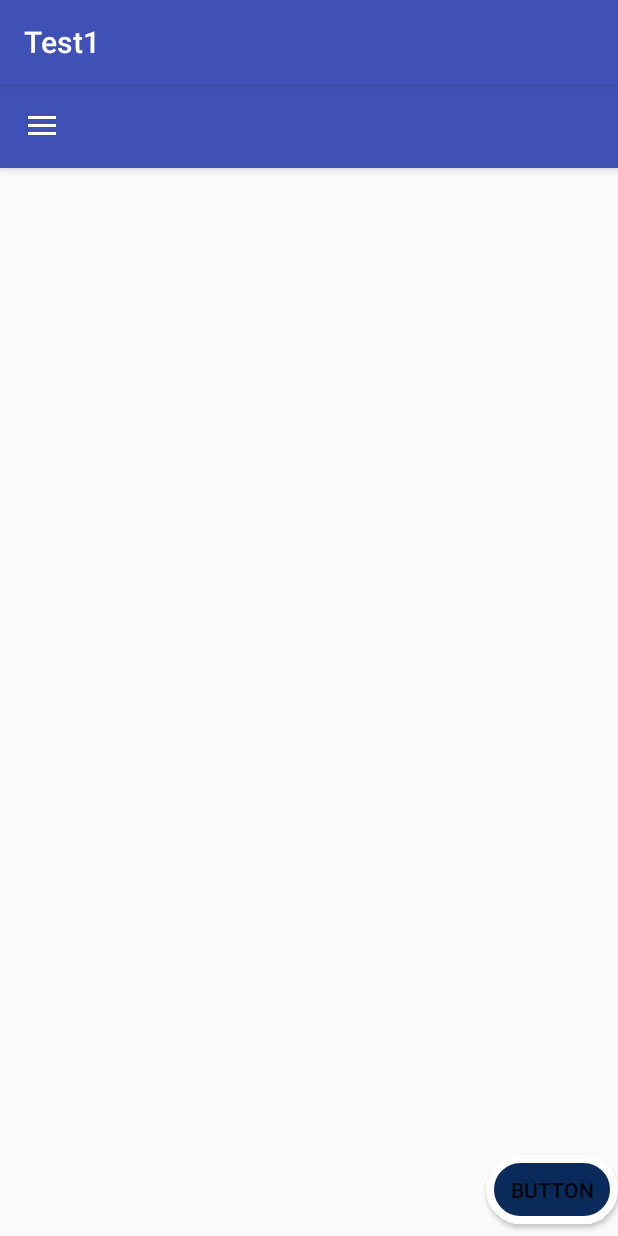
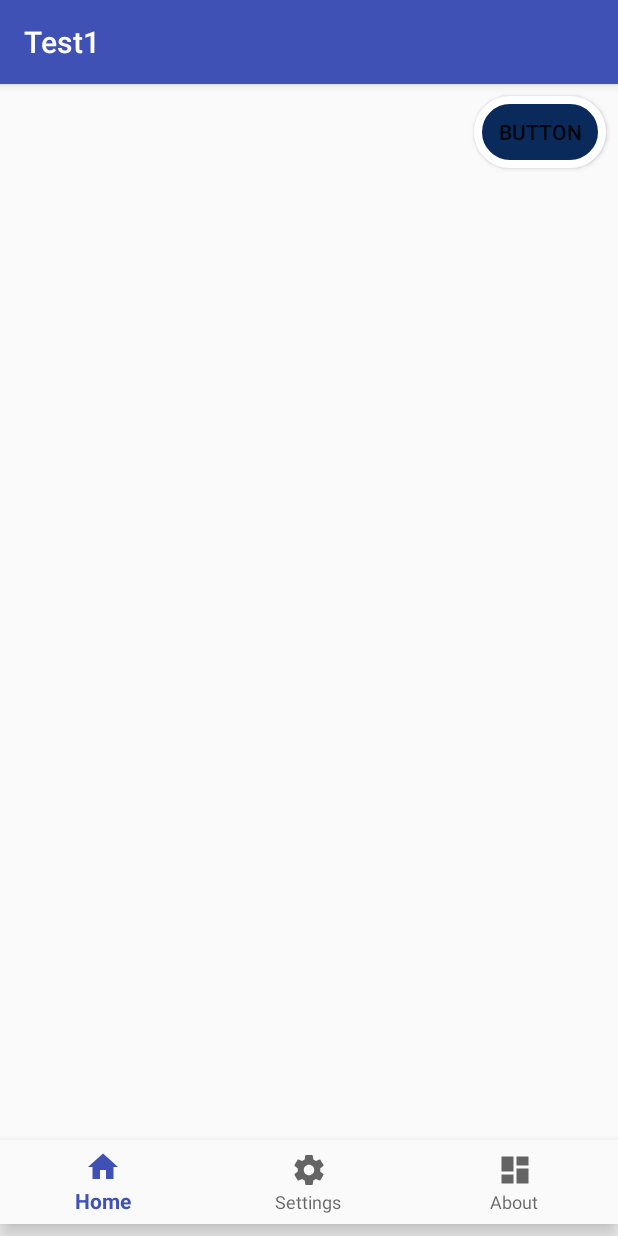
Before and after one commit to Pandomia/AcceleroSound, an Android app: the screen it shows after launch (MainActivity), on a phone screen of 412 x 824 dp. Run offline under Robolectric (Android 15) with nearby library versions, the phone set to English and light mode, and no system bars.

Commit message:
Navigation Changed from side to bottom

```diff
--- a/app/build.gradle
+++ b/app/build.gradle
@@ -20,11 +20,11 @@ android {
 
 dependencies {
     implementation fileTree(dir: 'libs', include: ['*.jar'])
-    implementation 'com.android.support:appcompat-v7:27.1.1'
+    implementation 'com.android.support:appcompat-v7:28.0.0'
 
     implementation 'com.android.support.constraint:constraint-layout:1.1.3'
     testImplementation 'junit:junit:4.12'
     androidTestImplementation 'com.android.support.test:runner:1.0.2'
     androidTestImplementation 'com.android.support.test.espresso:espresso-core:3.0.2'
-    implementation 'com.android.support:design:27.1.1'
+    implementation 'com.android.support:design:28.0.0'
 }
--- /dev/null
+++ b/app/src/main/java/project/testcompany/com/AcceleroSound/HomeFragment.java
@@ -0,0 +1,20 @@
+package project.testcompany.com.AcceleroSound;
+
+import android.os.Bundle;
+import android.support.annotation.NonNull;
+import android.support.annotation.Nullable;
+import android.support.v4.app.Fragment;
+import android.view.LayoutInflater;
+import android.view.View;
+import android.view.ViewGroup;
+
+import project.testcompany.com.test1.R;
+
+public class HomeFragment extends Fragment {
+    @Nullable
+    @Override
+    public View onCreateView(@NonNull LayoutInflater inflater, @Nullable ViewGroup container, @Nullable Bundle savedInstanceState) {
+
+
+    return inflater.inflate(R.layout.fragment_home,container,false);    }
+}
--- a/app/src/main/java/project/testcompany/com/AcceleroSound/MainActivity.java
+++ b/app/src/main/java/project/testcompany/com/AcceleroSound/MainActivity.java
@@ -13,7 +13,9 @@ import android.hardware.SensorManager;
 import android.media.MediaPlayer;
 import android.os.Bundle;
 import android.support.annotation.NonNull;
+import android.support.design.widget.BottomNavigationView;
 import android.support.design.widget.NavigationView;
+import android.support.v4.app.Fragment;
 import android.support.v4.view.GravityCompat;
 import android.support.v4.widget.DrawerLayout;
 import android.support.v7.app.ActionBarDrawerToggle;
@@ -32,7 +34,7 @@ import java.util.Random;
 
 import project.testcompany.com.test1.R;
 
-public class MainActivity extends AppCompatActivity implements NavigationView.OnNavigationItemSelectedListener,SensorEventListener {
+public class MainActivity extends AppCompatActivity implements SensorEventListener/*,NavigationView.OnNavigationItemSelectedListener*/ {
 
     private SensorManager mSensorManager;
     private Sensor mAccelerometer;
@@ -44,20 +46,23 @@ public class MainActivity extends AppCompatActivity implements NavigationView.On
     @Override
     protected void onCreate(Bundle savedInstanceState) {
         super.onCreate(savedInstanceState);
-        requestWindowFeature(Window.FEATURE_NO_TITLE);
+        //requestWindowFeature(Window.FEATURE_NO_TITLE);
+        setContentView(R.layout.activity_main);
+
+        BottomNavigationView bottomNav = findViewById(R.id.bottom_navigation);
+        bottomNav.setOnNavigationItemSelectedListener(navListener);
 
 
-        setContentView(R.layout.activity_main);
-        Toolbar toolbar = findViewById(R.id.toolbar);
 
-        drawer = findViewById(R.id.drawerLayout);
-        NavigationView navigationView = findViewById(R.id.nav_view);
-        navigationView.setNavigationItemSelectedListener(this);
+        /*//Toolbar toolbar = findViewById(R.id.toolbar);
+        //drawer = findViewById(R.id.drawerLayout);
+        //NavigationView navigationView = findViewById(R.id.nav_view);
+        //navigationView.setNavigationItemSelectedListener(this);
 
         ActionBarDrawerToggle toggle = new ActionBarDrawerToggle(this, drawer, toolbar,
                 R.string.navigation_drawer_open, R.string.navigation_drawer_close);
         drawer.addDrawerListener(toggle);
-        toggle.syncState();
+        toggle.syncState();*/
 
 
         //final Button button = findViewById(R.id.button);
@@ -68,10 +73,10 @@ public class MainActivity extends AppCompatActivity implements NavigationView.On
             }
         });*/
 
-        getWindow().setFlags(WindowManager.LayoutParams.FLAG_FULLSCREEN,
+        /*getWindow().setFlags(WindowManager.LayoutParams.FLAG_FULLSCREEN,
                 WindowManager.LayoutParams.FLAG_FULLSCREEN);
         setRequestedOrientation(ActivityInfo.SCREEN_ORIENTATION_PORTRAIT);
-
+        */
         mSensorManager = (SensorManager) getSystemService(SENSOR_SERVICE);
 
         mAccelerometer = mSensorManager.getDefaultSensor(Sensor.TYPE_ACCELEROMETER);
@@ -81,17 +86,47 @@ public class MainActivity extends AppCompatActivity implements NavigationView.On
         mAnimatedView.ring = MediaPlayer.create(MainActivity.this, R.raw.boom);
         mAnimatedView.DeathSound = MediaPlayer.create(MainActivity.this ,R.raw.roblox);
 
+
+
+
+/*
         if (savedInstanceState == null) {
             getSupportFragmentManager().beginTransaction().replace(R.id.fragment_container,
                     new SettingsFragment()).commit();
             navigationView.setCheckedItem(R.id.nav_settings);
-        }
+        }*/
         //View veranderen naar animated
         //setContentView(mAnimatedView);
 
     }
 
+    private BottomNavigationView.OnNavigationItemSelectedListener navListener =
+            new BottomNavigationView.OnNavigationItemSelectedListener(){
+            @Override
+                public boolean onNavigationItemSelected(@NonNull MenuItem item){
 
+                Fragment selectedFragment = null;
+                switch (item.getItemId()){
+                    case R.id.nav_home:
+                        selectedFragment = new HomeFragment();
+                        break;
+
+                    case R.id.nav_settings:
+                        selectedFragment = new HomeFragment();
+                        break;
+                    case R.id.nav_about:
+                        selectedFragment = new HomeFragment();
+                        break;
+                }
+
+                getSupportFragmentManager().beginTransaction().replace(R.id.fragment_container,
+                        selectedFragment).commit();
+                return true;
+            }
+
+            };
+
+/*
     @Override
     public boolean onNavigationItemSelected(@NonNull MenuItem item) {
 
@@ -103,6 +138,7 @@ public class MainActivity extends AppCompatActivity implements NavigationView.On
                 break;
 
             case R.id.test_set:
+                setContentView(mAnimatedView);
                 Toast.makeText(this, "Test", Toast.LENGTH_SHORT).show();
                 break;
 
@@ -110,7 +146,7 @@ public class MainActivity extends AppCompatActivity implements NavigationView.On
         }
         drawer.closeDrawer(GravityCompat.START);
         return true;
-    }
+    }*/
 
     @Override
     public void onBackPressed() {
@@ -122,12 +158,13 @@ public class MainActivity extends AppCompatActivity implements NavigationView.On
         } else {
             super.onBackPressed();
         }*/ //FRAGMENTS <-----!!!!
-
+/*
         if (drawer.isDrawerOpen(GravityCompat.START)) {
             drawer.closeDrawer(GravityCompat.START);
         } else {
             super.onBackPressed();
-        }
+        }*/
+        super.onBackPressed();
 
         //Back press fixen
         //onPause();
--- /dev/null
+++ b/app/src/main/res/drawable/ic_home_black_24dp.xml
@@ -0,0 +1,9 @@
+<vector xmlns:android="http://schemas.android.com/apk/res/android"
+        android:width="24dp"
+        android:height="24dp"
+        android:viewportWidth="24.0"
+        android:viewportHeight="24.0">
+    <path
+        android:fillColor="#FF000000"
+        android:pathData="M10,20v-6h4v6h5v-8h3L12,3 2,12h3v8z"/>
+</vector>
--- /dev/null
+++ b/app/src/main/res/drawable/ic_settings_black_24dp.xml
@@ -0,0 +1,9 @@
+<vector xmlns:android="http://schemas.android.com/apk/res/android"
+        android:width="24dp"
+        android:height="24dp"
+        android:viewportWidth="24.0"
+        android:viewportHeight="24.0">
+    <path
+        android:fillColor="#FF000000"
+        android:pathData="M19.43,12.98c0.04,-0.32 0.07,-0.64 0.07,-0.98s-0.03,-0.66 -0.07,-0.98l2.11,-1.65c0.19,-0.15 0.24,-0.42 0.12,-0.64l-2,-3.46c-0.12,-0.22 -0.39,-0.3 -0.61,-0.22l-2.49,1c-0.52,-0.4 -1.08,-0.73 -1.69,-0.98l-0.38,-2.65C14.46,2.18 14.25,2 14,2h-4c-0.25,0 -0.46,0.18 -0.49,0.42l-0.38,2.65c-0.61,0.25 -1.17,0.59 -1.69,0.98l-2.49,-1c-0.23,-0.09 -0.49,0 -0.61,0.22l-2,3.46c-0.13,0.22 -0.07,0.49 0.12,0.64l2.11,1.65c-0.04,0.32 -0.07,0.65 -0.07,0.98s0.03,0.66 0.07,0.98l-2.11,1.65c-0.19,0.15 -0.24,0.42 -0.12,0.64l2,3.46c0.12,0.22 0.39,0.3 0.61,0.22l2.49,-1c0.52,0.4 1.08,0.73 1.69,0.98l0.38,2.65c0.03,0.24 0.24,0.42 0.49,0.42h4c0.25,0 0.46,-0.18 0.49,-0.42l0.38,-2.65c0.61,-0.25 1.17,-0.59 1.69,-0.98l2.49,1c0.23,0.09 0.49,0 0.61,-0.22l2,-3.46c0.12,-0.22 0.07,-0.49 -0.12,-0.64l-2.11,-1.65zM12,15.5c-1.93,0 -3.5,-1.57 -3.5,-3.5s1.57,-3.5 3.5,-3.5 3.5,1.57 3.5,3.5 -1.57,3.5 -3.5,3.5z"/>
+</vector>
--- a/app/src/main/res/layout/activity_main.xml
+++ b/app/src/main/res/layout/activity_main.xml
@@ -1,7 +1,7 @@
 <?xml version="1.0" encoding="utf-8"?>
 
 
-
+<!--
 <android.support.v4.widget.DrawerLayout xmlns:android="http://schemas.android.com/apk/res/android"
     xmlns:app="http://schemas.android.com/apk/res-auto"
     xmlns:tools="http://schemas.android.com/tools"
@@ -13,7 +13,33 @@
     tools:openDrawer="start"
     >
 
+
+
+
+    <android.support.design.widget.NavigationView
+
+        android:id="@+id/nav_view"
+        android:layout_width="wrap_content"
+        android:layout_height="match_parent"
+        app:headerLayout="@layout/nav_header"
+        app:menu="@menu/drawer_menu"
+        android:layout_gravity="start"
+
+        />
+
+
+
+
+
+
+</android.support.v4.widget.DrawerLayout>
+
+
+
 <android.support.constraint.ConstraintLayout
+    xmlns:app="http://schemas.android.com/apk/res-auto"
+    xmlns:tools="http://schemas.android.com/tools"
+
     android:layout_height="match_parent"
     android:layout_width="match_parent"
     android:orientation="vertical"
@@ -55,23 +81,58 @@
 
 
 </android.support.constraint.ConstraintLayout>
+!-->
 
-
-
-    <android.support.design.widget.NavigationView
-
-        android:id="@+id/nav_view"
-        android:layout_width="wrap_content"
+    <android.support.constraint.ConstraintLayout xmlns:android="http://schemas.android.com/apk/res/android"
+xmlns:app="http://schemas.android.com/apk/res-auto"
+xmlns:tools="http://schemas.android.com/tools"
+android:layout_width="match_parent"
 android:layout_height="match_parent"
-        app:headerLayout="@layout/nav_header"
-        app:menu="@menu/drawer_menu"
-        android:layout_gravity="start"
-
-        />
+tools:context="project.testcompany.com.AcceleroSound.MainActivity">
 
 
 
 
+        <android.support.design.widget.BottomNavigationView
+            android:id="@+id/bottom_navigation"
+            android:layout_width="match_parent"
+            android:layout_height="wrap_content"
+            android:layout_alignParentBottom="true"
+            android:layout_marginBottom="8dp"
+            app:layout_constraintBottom_toBottomOf="parent"
+            app:menu="@menu/bottom_navigation"
+            android:background="?android:attr/windowBackground"
+            />
 
+    <FrameLayout
 
-</android.support.v4.widget.DrawerLayout>
+        android:id="@+id/fragment_container"
+        android:layout_width="match_parent"
+        android:layout_height="match_parent"
+        android:layout_above="@id/bottom_navigation"
+
+        />
+<Button
+    android:id="@+id/button"
+    android:layout_width="wrap_content"
+    android:layout_height="wrap_content"
+    android:layout_marginEnd="8dp"
+    android:layout_marginTop="8dp"
+    android:onClick="onClickBtn"
+    android:text="Button"
+    android:background="@drawable/buttonstyle"
+    app:layout_constraintEnd_toEndOf="parent"
+    app:layout_constraintTop_toTopOf="parent" />
+
+<android.support.design.widget.NavigationView
+    android:layout_width="132dp"
+    android:layout_height="495dp"
+    android:layout_marginBottom="8dp"
+    android:layout_marginStart="8dp"
+    android:layout_marginTop="8dp"
+    android:visibility="gone"
+    app:layout_constraintBottom_toBottomOf="parent"
+    app:layout_constraintStart_toStartOf="parent"
+    app:layout_constraintTop_toTopOf="parent" />
+
+</android.support.constraint.ConstraintLayout>
--- /dev/null
+++ b/app/src/main/res/layout/fragment_home.xml
@@ -0,0 +1,13 @@
+<?xml version="1.0" encoding="utf-8"?>
+
+
+<RelativeLayout xmlns:android="http://schemas.android.com/apk/res/android"
+    android:layout_width="match_parent"
+android:layout_height="match_parent"
+    android:text="Home Fragment"
+    android:textSize="30sp"
+    android:layout_centerInParent="true"
+
+    >
+
+</RelativeLayout>
--- /dev/null
+++ b/app/src/main/res/menu/bottom_navigation.xml
@@ -0,0 +1,23 @@
+<?xml version="1.0" encoding="utf-8"?>
+<menu xmlns:android="http://schemas.android.com/apk/res/android">
+
+    <item
+        android:id="@+id/nav_home"
+        android:icon="@drawable/ic_home_black_24dp"
+        android:title="Home"></item>
+
+    <item
+        android:id="@+id/nav_settings"
+        android:icon="@drawable/ic_settings_black_24dp"
+        android:title="Settings"
+        ></item>
+    <item
+        android:id="@+id/nav_about"
+        android:icon="@drawable/ic_test"
+        android:title="About"
+
+        >
+
+
+    </item>
+</menu>
```
Also changed, not shown: app/src/main/java/project/testcompany/com/AcceleroSound/AnimatedView.java (+5 -4 lines). Lines whose indentation alone changed are shown as unchanged.
